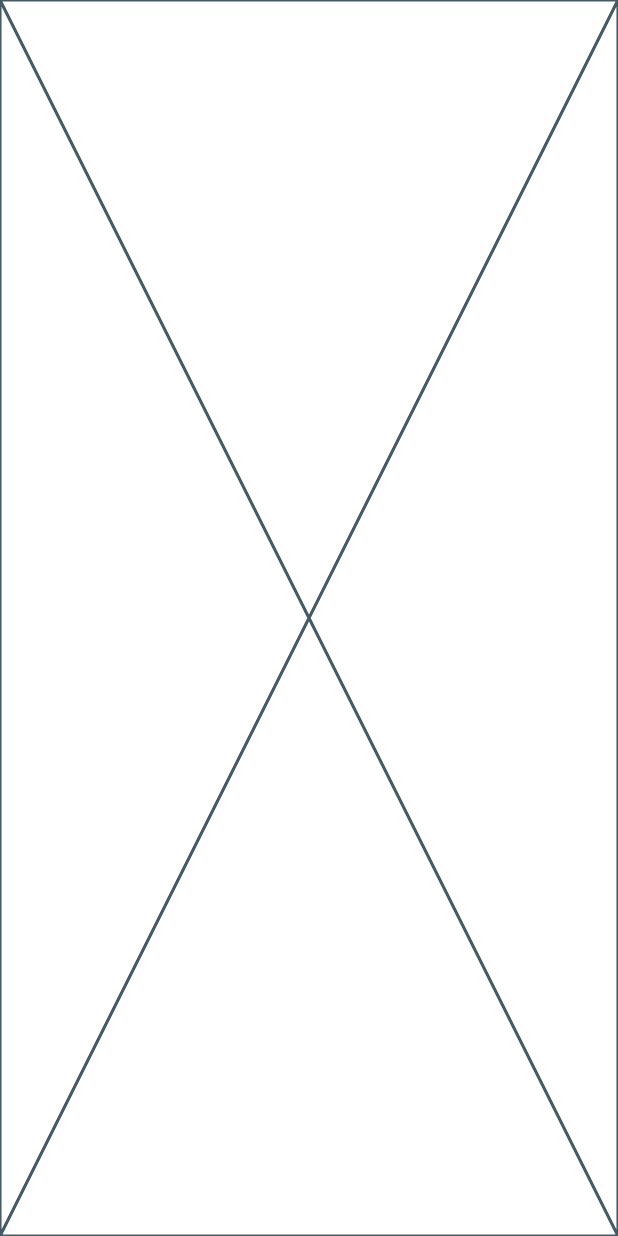
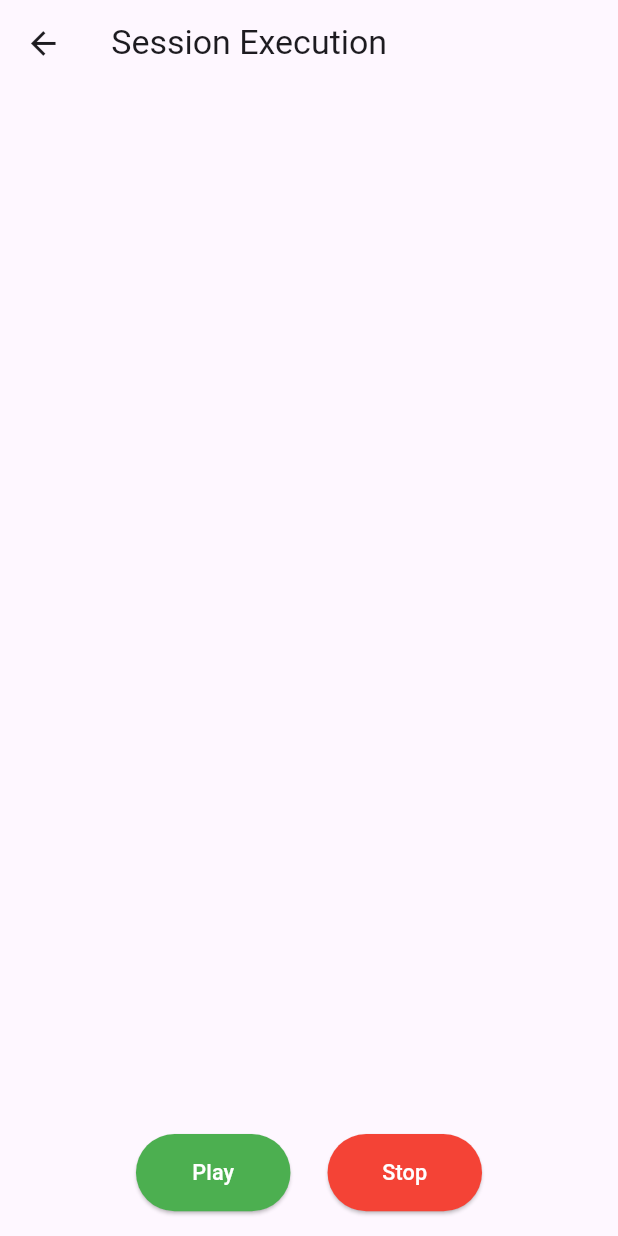
Before and after one commit to EkjyotSandhu12/workout_genius, a Flutter app: the screen it shows after launch, after a tap on "Morning workout session", on a phone screen of 412 x 824 dp. Run offline on Flutter 3.47's test engine with Material 3 defaults, Android fonts, the phone set to English and light mode, and no system bars; our stand-ins replace auto_route, camera, dio, flutter_animate, flutter_bloc, flutter_svg and 5 more; missing offline and left inert: get_secure_storage; network calls fail.

Commit message:
Completed Bloc Step up

```diff
--- a/lib/common/common_dtos/session/session_dto.dart
+++ b/lib/common/common_dtos/session/session_dto.dart
@@ -44,5 +44,5 @@ List<SessionDto> sessions = [
       ],
       sessionName: 'Morning workout session',
       imageUrl:
-          'https://upload.wikimedia.org/wikipedia/commons/c/c4/Official_Photograph_of_Prime_Minister_Narendra_Modi_Portrait.png'),
+          ''),
 ];
--- a/lib/common/components/app_widgets/buttons.dart
+++ b/lib/common/components/app_widgets/buttons.dart
@@ -4,15 +4,21 @@ import '../../theme/app_colors.dart';
 class BtnProperties {
   Size? size;
   double? textSize;
+  Color? backgroundColor;
 
   BtnProperties({
     this.size,
     this.textSize,
+    this.backgroundColor,
   });
 }
 
 class BtnElevated extends StatelessWidget {
-  BtnElevated({super.key, this.btnProperties, required this.onTap, required this.buttonText});
+  BtnElevated(
+      {super.key,
+      this.btnProperties,
+      required this.onTap,
+      required this.buttonText});
 
   final String buttonText;
   BtnProperties? btnProperties;
@@ -25,15 +31,17 @@ class BtnElevated extends StatelessWidget {
         onTap();
       },
       style: ElevatedButton.styleFrom(
-        minimumSize:btnProperties?.size,
+        minimumSize: btnProperties?.size,
         fixedSize: btnProperties?.size,
-        backgroundColor: AppColors().getButtonBackgroundColor,
+        backgroundColor: btnProperties?.backgroundColor ??
+            AppColors().getButtonBackgroundColor,
       ),
       child: Text(
-       buttonText ,
-        style: TextStyle(fontSize: btnProperties?.textSize, color: AppColors().getButtonTextColour),
+        buttonText,
+        style: TextStyle(
+            fontSize: btnProperties?.textSize,
+            color: AppColors().getButtonTextColour),
       ),
-
     );
   }
 }
--- a/lib/common/components/custom_widgets/image_widgets.dart
+++ b/lib/common/components/custom_widgets/image_widgets.dart
@@ -61,7 +61,13 @@ class _NetworkImageWidgetState extends State<NetworkImageWidget> {
                       Icons.sync_problem,
                       size: 38,
                     )),
-                Text('$error', textAlign: TextAlign.center),
+                Flexible(
+                  child: Text(
+                    '$error',
+                    textAlign: TextAlign.center,
+                    overflow: TextOverflow.fade,
+                  ),
+                ),
               ],
             ),
           ),
@@ -73,7 +79,10 @@ class _NetworkImageWidgetState extends State<NetworkImageWidget> {
 
 class FileImageWidget extends StatelessWidget {
   FileImageWidget(
-      {super.key, this.isAsset = false, required this.imageUrl, this.cacheWidth});
+      {super.key,
+      this.isAsset = false,
+      required this.imageUrl,
+      this.cacheWidth});
 
   final String imageUrl;
   bool isAsset;
--- a/lib/common/route/route_service.dart
+++ b/lib/common/route/route_service.dart
@@ -1,5 +1,6 @@
 import 'package:workout_genius/common/route/router.dart';
 
+import '../common_dtos/session/session_dto.dart';
 import 'router.gr.dart';
 
 
@@ -22,8 +23,8 @@ class RouteService{
   }
 
   //==> SCREENS NAVIGATION
-  sessionExecutionScreenNavigate() async {
-    return await appRouter.push(const SessionExecutionRoute());
+  sessionExecutionScreenNavigate(SessionDto session) async {
+    return await appRouter.push(SessionExecutionRoute(session:session));
   }
 
 
--- a/lib/common/theme/app_colors.dart
+++ b/lib/common/theme/app_colors.dart
@@ -36,21 +36,21 @@ class AppColors{
 
   ///==> Define your color variables here
 // Primary and Secondary Colors
-  Color _primaryColor =  Color(0xFFD6EDFF);
-  Color _onPrimaryColor = Colors.white; // Color used on top of primaryColor
-  Color _secondaryColor = Color(0xFFFBF3D5);
-  Color _tertiaryColor = Color(0xff9CAFAA);
+  final Color _primaryColor =  Color(0xFFD6EDFF);
+  final Color _onPrimaryColor = Colors.white; // Color used on top of primaryColor
+  final Color _secondaryColor = Color(0xFFFBF3D5);
+  final Color _tertiaryColor = Color(0xff9CAFAA);
 
 // Accent and Highlight Colors
-  Color _accentColor = Color(0xffD6DAC8);
-  Color _errorColor = Colors.red;
+  final Color _accentColor = Color(0xffD6DAC8);
+  final Color _errorColor = Colors.red;
 
 // Text Colors
-  Color _textColor = Color(0xFF000000);
+  final Color _textColor = Color(0xFF000000);
 
 // Background and Icon Colors
-  Color _scaffoldBackgroundColor = Colors.white;
-  Color _iconColor = Colors.white;
+  final Color _scaffoldBackgroundColor = Colors.white;
+  final Color _iconColor = Colors.white;
 
 
 
--- /dev/null
+++ b/lib/modules/session_exection/bloc/session_execution_bloc.dart
@@ -0,0 +1,12 @@
+import 'package:flutter_bloc/flutter_bloc.dart';
+
+part 'session_execution_event.dart';
+
+part 'session_execution_state.dart';
+
+class SessionExecutionBloc
+    extends Bloc<SessionExecutionEvent, SessionExecutionState> {
+  SessionExecutionBloc() : super(SessionExecutionInitial()) {
+    on<SessionExecutionEvent>((event, emit) {});
+  }
+}
--- /dev/null
+++ b/lib/modules/session_exection/bloc/session_execution_event.dart
@@ -0,0 +1,6 @@
+part of 'session_execution_bloc.dart';
+
+sealed class SessionExecutionEvent {}
+
+class SessionExecutionStarted extends SessionExecutionEvent{}
+class SessionExecutionPaused extends SessionExecutionEvent{}
--- /dev/null
+++ b/lib/modules/session_exection/bloc/session_execution_state.dart
@@ -0,0 +1,8 @@
+part of 'session_execution_bloc.dart';
+
+sealed class SessionExecutionState {}
+
+final class SessionExecutionInitial extends SessionExecutionState {}
+final class SessionExecutionInProgress extends SessionExecutionState {}
+final class SessionExecutionCompleted extends SessionExecutionState{}
+final class SessionExecutionPause extends SessionExecutionState {}
--- a/lib/modules/session_exection/session_execution_screen.dart
+++ b/lib/modules/session_exection/session_execution_screen.dart
@@ -1,15 +1,51 @@
 import 'package:auto_route/annotations.dart';
 import 'package:flutter/material.dart';
-import 'package:workout_genius/common/theme/design_metrics.dart';
-import 'package:workout_genius/modules/sessions/widgets/session_screen_tile.dart';
+import 'package:workout_genius/common/components/app_widgets/buttons.dart';
 import '../../common/common_dtos/session/session_dto.dart';
 
 @RoutePage()
 class SessionExecutionScreen extends StatelessWidget {
-  const SessionExecutionScreen({super.key});
+  const SessionExecutionScreen({super.key, required this.session});
+
+  final SessionDto session;
 
   @override
   Widget build(BuildContext context) {
-    return const Placeholder();
+    return Scaffold(
+      appBar: AppBar(
+        title: const Text('Session Execution'),
+      ),
+      floatingActionButtonLocation: FloatingActionButtonLocation.centerFloat,
+      floatingActionButton: Row(
+        mainAxisAlignment: MainAxisAlignment.center,
+        children: [
+          BtnElevated(
+            onTap: () {},
+            buttonText: 'Play',
+            btnProperties: BtnProperties(
+                size: const Size(100, 50), backgroundColor: Colors.green),
+          ),
+          const SizedBox(width: 24,),
+          BtnElevated(
+            onTap: () {},
+            buttonText: 'Stop',
+            btnProperties: BtnProperties(
+              backgroundColor: Colors.red,
+              size: const Size(100, 50),
+            ),
+          ),
+        ],
+      ),
+
+
+      body: SingleChildScrollView(
+        child: Column(
+          children: [
+
+          ],
+        ),
+      ),
+
+    );
   }
 }
--- a/lib/modules/sessions/sessions_screen.dart
+++ b/lib/modules/sessions/sessions_screen.dart
@@ -26,7 +26,7 @@ class SessionsScreen extends StatelessWidget {
                 child: SessionScreenTileUI(
                   sessionDto: session,
                   onTap: () {
-                    RouteService().sessionExecutionScreenNavigate();
+                    RouteService().sessionExecutionScreenNavigate(session);
                   },
                 ),
               );
--- a/pubspec.yaml
+++ b/pubspec.yaml
@@ -35,7 +35,6 @@ dependencies:
   # Use with the CupertinoIcons class for iOS style icons.
   cupertino_icons: ^1.0.8
   retry: ^3.1.2
-  provider: ^6.1.2
   responsive_framework: ^1.4.0
   path_provider: ^2.1.3
   dio: ^5.4.3+1
@@ -48,6 +47,7 @@ dependencies:
   permission_handler: ^11.3.1
   flutter_animate: ^4.5.0
   google_fonts: ^6.2.1
+  flutter_bloc: ^8.1.5
 
 dev_dependencies:
   flutter_test:
```
Also changed, not shown: lib/common/route/router.gr.dart.
